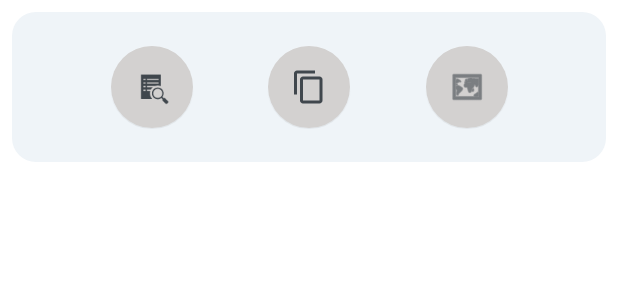
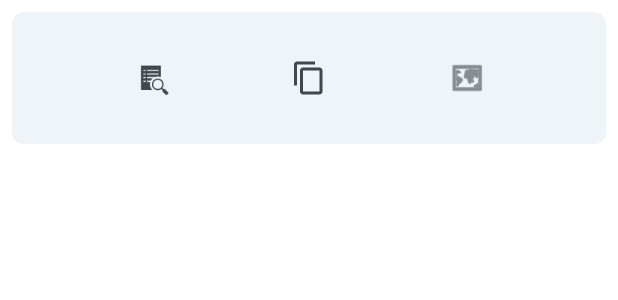
Before and after one commit to JoDaC/Archive-Companion, an Android app: the layout item_history_swipe.xml on its own in the app's theme, with its tools: preview values and no code run, on a phone screen of 412 x 824 dp. Shown: the top 300 px of the screen. Run offline under Robolectric (Android 15) with nearby library versions, the light colour scheme and no system bars.

Commit message:
Cleanuped up history swipe menu

```diff
--- a/app/src/main/java/com/example/archivevn/view/adapters/HistoryAdapter.kt
+++ b/app/src/main/java/com/example/archivevn/view/adapters/HistoryAdapter.kt
@@ -1,8 +1,14 @@
 package com.example.archivevn.view.adapters
 
+import android.animation.Animator
+import android.animation.AnimatorListenerAdapter
+import android.animation.ValueAnimator
 import android.content.Context
 import android.view.LayoutInflater
+import android.view.View
 import android.view.ViewGroup
+import android.view.animation.AnticipateInterpolator
+import android.view.animation.DecelerateInterpolator
 import androidx.databinding.DataBindingUtil
 import androidx.recyclerview.widget.DiffUtil
 import androidx.recyclerview.widget.ItemTouchHelper
@@ -87,19 +93,9 @@ class HistoryAdapter(private val viewModel: MainViewModel) :
                 viewHolder.adapterPosition
             }
             val view = viewHolder.itemView
-//            val menuView = (viewHolder as MenuViewHolder).menuBinding.root
             view.animate()
-//                .translationX(if (direction == LEFT) -view.width.toFloat() else view.width.toFloat())
-//                .alpha(0f)
-//                .setDuration(100L)
                 .withEndAction {
-                    view.alpha = 0f
                     view.translationX = if (direction == LEFT) view.width.toFloat() else -view.width.toFloat()
-                    view.animate()
-                        .translationX(0f)
-                        .alpha(1f)
-                        .setDuration(100L)
-                        .start()
                     notifyItemChanged(swipePosition)
                 }
                 .start()
--- a/app/src/main/res/drawable/history_background.xml
+++ b/app/src/main/res/drawable/history_background.xml
@@ -6,6 +6,6 @@
     <solid android:color="?attr/historyBackground" />
 
     <!-- Set the radius for each corner -->
-    <corners android:radius="16dp" />
+    <corners android:radius="4dp" />
 
 </shape>
--- a/app/src/main/res/drawable/menu_history_background.xml
+++ b/app/src/main/res/drawable/menu_history_background.xml
@@ -6,6 +6,10 @@
     <solid android:color="?attr/menuHistoryBackground" />
 
     <!-- Set the radius for each corner -->
-    <corners android:radius="16dp" />
+    <corners android:radius="8dp" />
+
+    <!-- Set the stroke width to 0 to remove the outline -->
+    <stroke android:width="0dp" />
+
 
 </shape>
--- a/app/src/main/res/layout/item_history_swipe.xml
+++ b/app/src/main/res/layout/item_history_swipe.xml
@@ -1,11 +1,14 @@
 <?xml version="1.0" encoding="utf-8"?>
-<layout xmlns:tools="http://schemas.android.com/tools"
-    xmlns:android="http://schemas.android.com/apk/res/android"
-    xmlns:app="http://schemas.android.com/apk/res-auto">
+<layout xmlns:android="http://schemas.android.com/apk/res/android"
+    xmlns:app="http://schemas.android.com/apk/res-auto"
+    xmlns:tools="http://schemas.android.com/tools">
+
     <data>
+
         <variable
             name="historyItem"
             type="com.example.archivevn.data.HistoryItem" />
+
         <variable
             name="mainViewModel"
             type="com.example.archivevn.viewmodel.MainViewModel" />
@@ -14,7 +17,6 @@
     <androidx.constraintlayout.widget.ConstraintLayout
         android:layout_width="match_parent"
         android:layout_height="wrap_content"
-        android:minHeight="100dp"
         android:layout_margin="8dp"
         android:background="@drawable/menu_history_background"
         android:padding="16dp">
@@ -23,10 +25,11 @@
             android:id="@+id/launchOnWeb"
             android:layout_width="wrap_content"
             android:layout_height="wrap_content"
-            android:backgroundTint="?attr/historyItemFabColor"
+            android:backgroundTint="?attr/menuHistoryBackground"
             android:clickable="true"
             android:contentDescription="TODO"
             android:focusable="true"
+            app:borderWidth="0dp"
             app:elevation="0dp"
             app:layout_constraintBottom_toBottomOf="parent"
             app:layout_constraintEnd_toEndOf="parent"
@@ -38,10 +41,11 @@
             android:id="@+id/copyLink"
             android:layout_width="wrap_content"
             android:layout_height="wrap_content"
-            android:backgroundTint="?attr/historyItemFabColor"
+            android:backgroundTint="?attr/menuHistoryBackground"
             android:clickable="true"
             android:contentDescription="TODO"
             android:focusable="true"
+            app:borderWidth="0dp"
             app:elevation="0dp"
             app:layout_constraintBottom_toBottomOf="parent"
             app:layout_constraintEnd_toEndOf="parent"
@@ -54,10 +58,11 @@
             android:id="@+id/launchInReader"
             android:layout_width="wrap_content"
             android:layout_height="wrap_content"
-            android:backgroundTint="?attr/historyItemFabColor"
+            android:backgroundTint="?attr/menuHistoryBackground"
             android:clickable="true"
             android:contentDescription="TODO"
             android:focusable="true"
+            app:borderWidth="0dp"
             app:elevation="0dp"
             app:layout_constraintBottom_toBottomOf="parent"
             app:layout_constraintEnd_toStartOf="@+id/copyLink"
```
